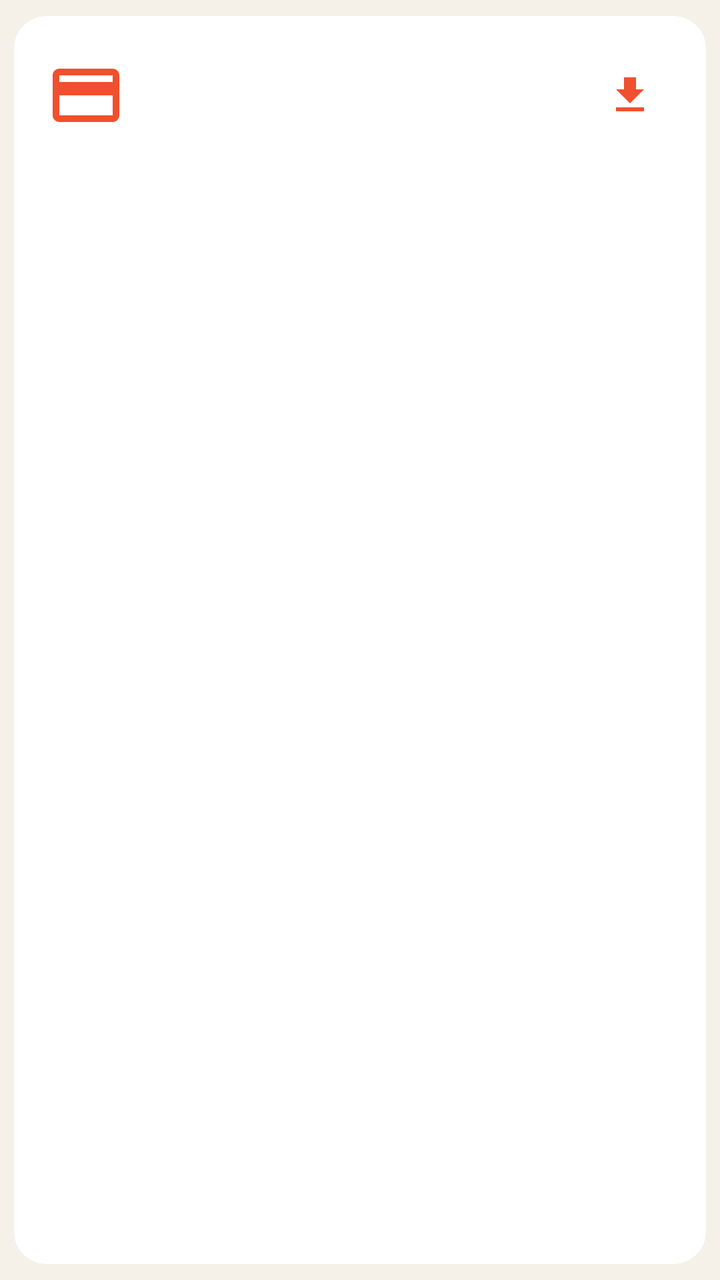
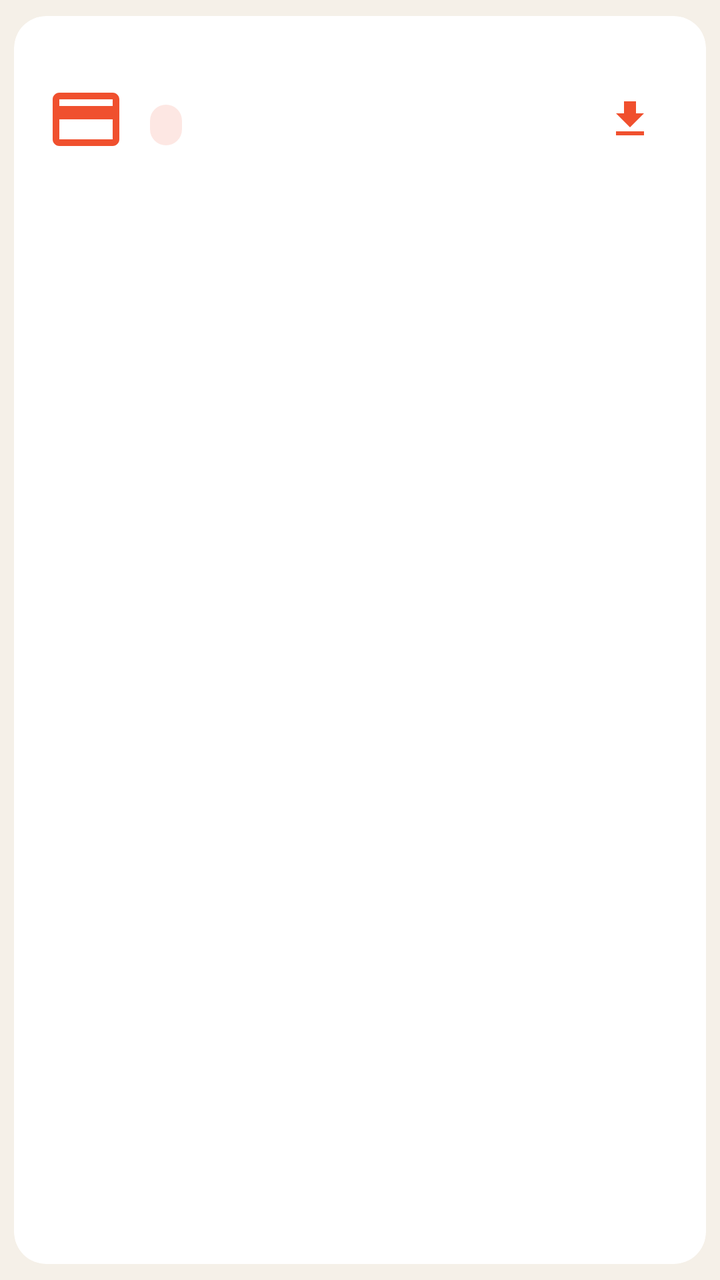

Screens rendered from an Android XML layout before and after an edit, with the pre-edit source and the edit as a unified diff.
<!-- AndroidManifest.xml: application theme Theme.GhostWire -->
<!-- res/layout/item_card.xml -->
<?xml version="1.0" encoding="utf-8"?>
<com.google.android.material.card.MaterialCardView xmlns:android="http://schemas.android.com/apk/res/android"
    android:layout_width="match_parent"
    android:layout_height="wrap_content"
    style="@style/GhostWire.Card">

    <LinearLayout
        android:layout_width="match_parent"
        android:layout_height="wrap_content"
        android:orientation="horizontal"
        android:gravity="center_vertical">

        <ImageView
            android:id="@+id/card_logo"
            android:layout_width="40dp"
            android:layout_height="40dp"
            android:src="@drawable/ic_contactless"
            android:tint="?attr/colorPrimary"
            android:contentDescription="card" />

        <LinearLayout
            android:layout_width="0dp"
            android:layout_height="wrap_content"
            android:layout_weight="1"
            android:orientation="vertical"
            android:paddingStart="12dp"
            android:paddingLeft="12dp">

            <TextView
                android:id="@+id/card_name"
                android:layout_width="match_parent"
                android:layout_height="wrap_content"
                android:textSize="18sp"
                android:textStyle="bold"
                android:textColor="?attr/colorPrimary" />

            <TextView
                android:id="@+id/card_info"
                android:layout_width="match_parent"
                android:layout_height="wrap_content"
                android:fontFamily="monospace"
                android:paddingTop="4dp" />
        </LinearLayout>

        <ImageButton
            android:id="@+id/card_write"
            android:layout_width="44dp"
            android:layout_height="44dp"
            android:src="@drawable/ic_write"
            android:background="?attr/selectableItemBackgroundBorderless"
            android:contentDescription="Write to tag" />
    </LinearLayout>
</com.google.android.material.card.MaterialCardView>
<!-- resources referenced by this layout -->
<resources>
  <!-- drawable ic_contactless (drawable) -->
  <vector xmlns:android="http://schemas.android.com/apk/res/android"
      android:width="40dp"
      android:height="40dp"
      android:viewportWidth="24"
      android:viewportHeight="24">
      <path
          android:fillColor="#FFFFFF"
          android:pathData="M20,4H4C2.9,4 2,4.9 2,6v12c0,1.1 0.9,2 2,2h16c1.1,0 2,-0.9 2,-2V6C22,4.9 21.1,4 20,4zM20,18H4v-6h16V18zM20,8H4V6h16V8z" />
  </vector>
  <!-- drawable ic_write (drawable) -->
  <vector xmlns:android="http://schemas.android.com/apk/res/android"
      android:width="24dp" android:height="24dp"
      android:viewportWidth="24" android:viewportHeight="24"
      android:tint="?attr/colorPrimary">
      <path android:fillColor="@android:color/white"
          android:pathData="M19,9h-4V3H9v6H5l7,7 7,-7zM5,18v2h14v-2H5z" />
  </vector>
  <style name="GhostWire.Card" parent="Widget.MaterialComponents.CardView">
          <item name="cardCornerRadius">16dp</item>
          <item name="cardBackgroundColor">?attr/colorSurface</item>
          <item name="cardElevation">0dp</item>
          <item name="cardUseCompatPadding">true</item>
          <item name="contentPadding">16dp</item>
      </style>
  <style name="Theme.GhostWire" parent="Theme.MaterialComponents.DayNight.NoActionBar">
          <item name="colorPrimary">@color/gw_accent</item>
          <item name="colorPrimaryVariant">@color/gw_primary_dark</item>
          <item name="colorOnPrimary">@color/gw_on_primary</item>
          <item name="colorSecondary">@color/gw_accent</item>
          <item name="colorSecondaryVariant">@color/gw_primary_dark</item>
          <item name="colorSurface">@color/gw_surface</item>
          <item name="colorOnSurface">@color/gw_on_surface</item>
          <item name="android:colorBackground">@color/gw_bg</item>
          <item name="android:windowBackground">@color/gw_bg</item>
          <item name="colorControlNormal">@color/gw_on_surface</item>
          <item name="materialButtonStyle">@style/GhostWire.Button</item>
          <item name="materialButtonOutlinedStyle">@style/GhostWire.Button.Outlined</item>
      </style>
  <color name="gw_accent">#F0502E</color>
  <color name="gw_primary_dark">#C63F20</color>
  <color name="gw_on_primary">#FFFFFF</color>
  <color name="gw_surface">#FFFFFF</color>
  <color name="gw_on_surface">#1C1E22</color>
  <color name="gw_bg">#F5F0E8</color>
  <style name="GhostWire.Button" parent="Widget.MaterialComponents.Button">
          <item name="cornerRadius">20dp</item>
          <item name="backgroundTint">?attr/colorPrimary</item>
          <item name="android:textColor">@color/gw_on_primary</item>
          <item name="android:textAllCaps">false</item>
      </style>
  <style name="GhostWire.Button.Outlined" parent="Widget.MaterialComponents.Button.OutlinedButton">
          <item name="cornerRadius">20dp</item>
          <item name="strokeColor">?attr/colorPrimary</item>
          <item name="android:textColor">?attr/colorPrimary</item>
          <item name="android:textAllCaps">false</item>
      </style>
</resources>

<!-- the commit's change to res/layout/item_card.xml (unified diff, before → after) -->
@@ -32,13 +32,27 @@
                 android:layout_height="wrap_content"
                 android:textSize="18sp"
                 android:textStyle="bold"
-                android:textColor="?attr/colorPrimary" />
+                android:textColor="?attr/colorOnSurface" />
+
+            <TextView
+                android:id="@+id/card_type"
+                android:layout_width="wrap_content"
+                android:layout_height="wrap_content"
+                android:layout_marginTop="4dp"
+                android:background="@drawable/chip_badge"
+                android:paddingLeft="8dp"
+                android:paddingRight="8dp"
+                android:paddingTop="2dp"
+                android:paddingBottom="2dp"
+                android:textColor="?attr/colorPrimary"
+                android:textSize="12sp" />
 
             <TextView
                 android:id="@+id/card_info"
                 android:layout_width="match_parent"
                 android:layout_height="wrap_content"
                 android:fontFamily="monospace"
+                android:textColor="@color/gw_muted"
                 android:paddingTop="4dp" />
         </LinearLayout>
 
<!-- resource entries referenced after the edit -->
@@ -1,5 +1,13 @@
 <!-- resources referenced by this layout -->
 <resources>
+  <color name="gw_muted">#6B6B6B</color>
+  <!-- drawable chip_badge (drawable) -->
+  <?xml version="1.0" encoding="utf-8"?>
+  <shape xmlns:android="http://schemas.android.com/apk/res/android"
+      android:shape="rectangle">
+      <solid android:color="#22F0502E" />
+      <corners android:radius="10dp" />
+  </shape>
   <!-- drawable ic_contactless (drawable) -->
   <vector xmlns:android="http://schemas.android.com/apk/res/android"
       android:width="40dp"
